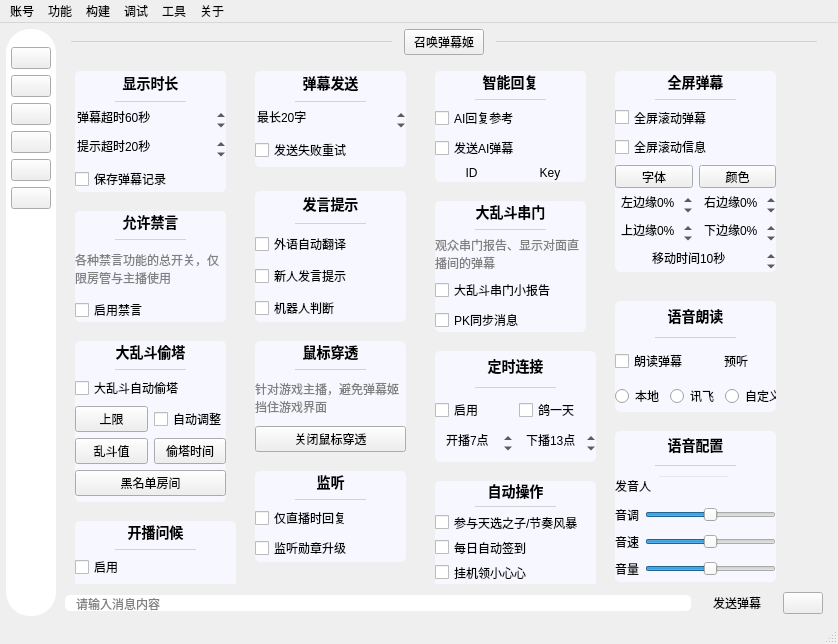
Before: the Qt Designer form mainwindow/mainwindow.ui in iwxyi/Bilibili-MagicalDanmaku, drawn with Qt 5.
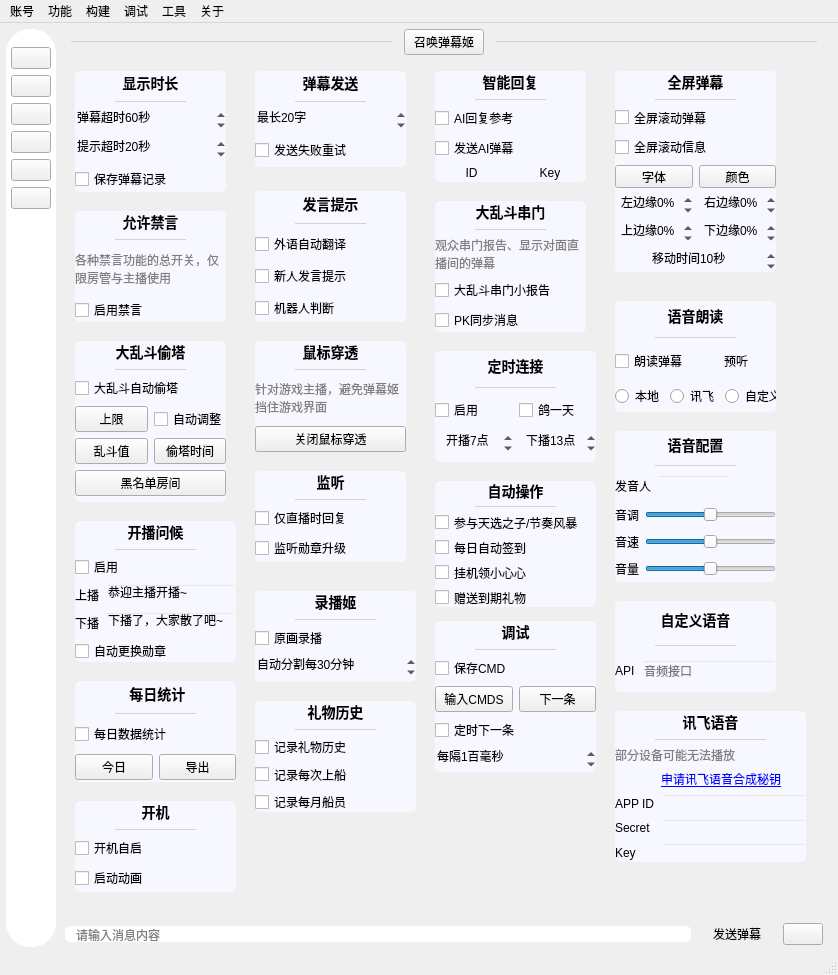
After: the same form once the commit is applied. The open tabs and pages were chosen to show the change. Icons and pictures are not drawn. Custom widgets are drawn as their Qt base class.

Diff of the .ui file:
```diff
--- a/mainwindow/mainwindow.ui
+++ b/mainwindow/mainwindow.ui
@@ -7,7 +7,7 @@
     <x>0</x>
     <y>0</y>
     <width>838</width>
-    <height>644</height>
+    <height>975</height>
    </rect>
   </property>
   <property name="windowTitle">
@@ -1047,7 +1047,7 @@
              <x>0</x>
              <y>0</y>
              <width>760</width>
-             <height>528</height>
+             <height>859</height>
             </rect>
            </property>
            <property name="styleSheet">
@@ -3365,7 +3365,7 @@
 font-weight: 500;</string>
                </property>
                <property name="text">
-                <string> 讯飞语音</string>
+                <string>讯飞语音</string>
                </property>
                <property name="alignment">
                 <set>Qt::AlignCenter</set>
@@ -3392,6 +3392,19 @@
                </property>
               </widget>
              </item>
+             <item>
+              <widget class="QLabel" name="label_33">
+               <property name="styleSheet">
+                <string notr="true">color: gray;</string>
+               </property>
+               <property name="text">
+                <string>部分设备可能无法播放</string>
+               </property>
+               <property name="wordWrap">
+                <bool>true</bool>
+               </property>
+              </widget>
+             </item>
              <item>
               <layout class="QGridLayout" name="gridLayout_4">
                <item row="0" column="1">
```
Left out of the diff: 2 changed lines with no effect on the pictures.
